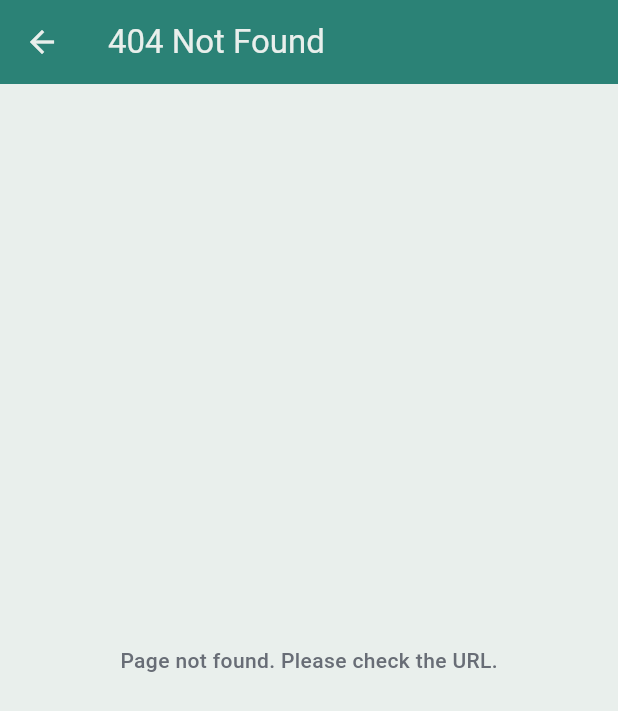
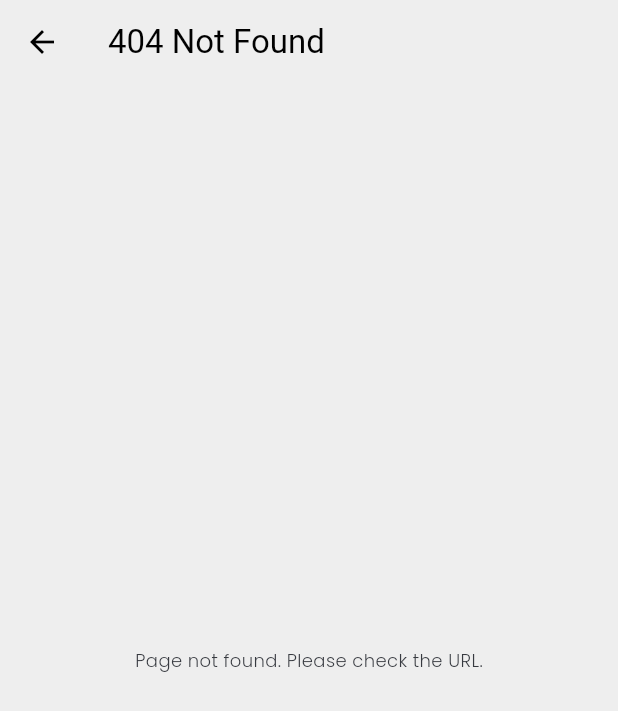
Before and after one commit to Tahsin007/nstu-codebreakers, a Flutter app: the ErrorPage screen opened directly, on a phone screen of 412 x 824 dp. Shown: the top 711 px of the screen. Run offline on Flutter 3.47's test engine with Material 3 defaults, Android fonts, the phone set to English and light mode, and no system bars; our stand-ins replace equatable, flutter_bloc, get_it, go_router, google_fonts, logger.

Commit message:
Initial Setup: Add theme and base cubit

```diff
--- /dev/null
+++ b/task_hive/lib/core/base/cubit/base_cubit.dart
@@ -0,0 +1,11 @@
+import 'package:flutter_bloc/flutter_bloc.dart';
+
+import 'base_state.dart';
+
+class BaseCubit extends Cubit<BaseState> {
+  BaseCubit(super.initialState);
+
+  void toggleTheme() {
+    emit((state is LightTheme) ? DarkTheme() : LightTheme());
+  }
+}
--- /dev/null
+++ b/task_hive/lib/core/base/cubit/base_state.dart
@@ -0,0 +1,18 @@
+import 'package:equatable/equatable.dart';
+import 'package:flutter/material.dart';
+
+class BaseState extends Equatable {
+  final ThemeMode themeMode = ThemeMode.system;
+  @override
+  List<Object?> get props => [themeMode];
+}
+
+class LightTheme extends BaseState {
+  @override
+  ThemeMode get themeMode => ThemeMode.light;
+}
+
+class DarkTheme extends BaseState {
+  @override
+  ThemeMode get themeMode => ThemeMode.dark;
+}
--- /dev/null
+++ b/task_hive/lib/core/di/di.dart
@@ -0,0 +1,10 @@
+import 'package:get_it/get_it.dart';
+
+import '../base/cubit/base_cubit.dart';
+import '../base/cubit/base_state.dart';
+
+final GetIt getIt = GetIt.instance;
+
+void setupLocator() {
+  getIt.registerLazySingleton<BaseCubit>(() => BaseCubit(BaseState()));
+}
--- /dev/null
+++ b/task_hive/lib/core/exception/failure.dart
@@ -0,0 +1,8 @@
+class Failure {
+  final String message;
+
+  Failure(this.message);
+
+  @override
+  String toString() => message;
+}
--- /dev/null
+++ b/task_hive/lib/core/logger/logger.dart
@@ -0,0 +1,12 @@
+import 'package:logger/logger.dart';
+
+final log = Logger(
+  printer: PrettyPrinter(
+    methodCount: 0,
+    errorMethodCount: 8,
+    lineLength: 100,
+    colors: true,
+    printEmojis: true,
+    dateTimeFormat: DateTimeFormat.onlyTimeAndSinceStart,
+  ),
+);
--- /dev/null
+++ b/task_hive/lib/core/theme/colors.dart
@@ -0,0 +1,17 @@
+import 'dart:ui';
+
+class MyLightColors {
+  static const primary = Color(0xFFDC5F00);
+  static const secondary = Color(0xFF373A40);
+  static const shadow = Color(0xFF686D76);
+  static const surface = Color(0xFFEEEEEE);
+}
+
+class MyDarkColors {
+  static const primary = Color.fromARGB(255, 179, 124, 82);
+  static const surface = Color(0xFF373A40);
+  static const shadow = Color(0xFF686D76);
+  static const secondary = Color(0xFFEEEEEE);
+}
+//test green 36BA98
+// pre surface Color(0xFF373A40);
--- a/task_hive/lib/core/theme/elevated_button_theme.dart
+++ b/task_hive/lib/core/theme/elevated_button_theme.dart
@@ -1,10 +1,24 @@
 import 'package:flutter/material.dart';
-import 'my_light_colors.dart';
 
-class MyElevatedButtonTheme {
-  static const myElevatedButtonLightTheme = ElevatedButtonThemeData(
+import 'colors.dart';
+
+class MyElevatedfButtonTheme {
+  static final myElevatedfButtonTheme = ElevatedButtonThemeData(
     style: ButtonStyle(
-      backgroundColor: WidgetStatePropertyAll(MyLightColors.primary),
+      backgroundColor: const WidgetStatePropertyAll(
+        Color(0xFFDADBDC),
+      ),
+      minimumSize: const WidgetStatePropertyAll(
+        Size(double.infinity, 55),
+      ),
+      foregroundColor: const WidgetStatePropertyAll(
+        MyLightColors.secondary,
+      ),
+      shape: WidgetStatePropertyAll(
+        RoundedRectangleBorder(
+          borderRadius: BorderRadius.circular(15),
+        ),
+      ),
     ),
   );
 }
--- a/task_hive/lib/core/theme/hint_decoration.dart
+++ /dev/null
@@ -1,9 +0,0 @@
-import 'package:flutter/material.dart';
-
-import 'text_theme.dart';
-
-class MyInputDecorationTheme {
-  static final inputDecorationTheme = InputDecorationTheme(
-    hintStyle: MyTextTheme.lightTextTheme.bodyMedium,
-  );
-}
--- /dev/null
+++ b/task_hive/lib/core/theme/input_decoration_theme.dart
@@ -0,0 +1,70 @@
+import 'package:flutter/material.dart';
+import 'package:google_fonts/google_fonts.dart';
+
+import 'colors.dart';
+
+class MyInputDecorationTheme {
+  static final myInputDecorationTheme = InputDecorationTheme(
+    filled: true,
+    fillColor: const Color(0xFFEBD9CA),
+    hintStyle: GoogleFonts.poppins(
+      fontSize: 16,
+      fontWeight: FontWeight.w300,
+      color: MyLightColors.shadow,
+    ),
+    enabledBorder: OutlineInputBorder(
+      borderRadius: BorderRadius.circular(15),
+      borderSide: BorderSide.none,
+    ),
+    focusedBorder: OutlineInputBorder(
+      borderRadius: BorderRadius.circular(15),
+      borderSide: const BorderSide(
+        color: MyLightColors.primary,
+        width: 2,
+      ),
+    ),
+    errorBorder: OutlineInputBorder(
+      borderRadius: BorderRadius.circular(15),
+      borderSide: BorderSide.none,
+    ),
+    focusedErrorBorder: OutlineInputBorder(
+      borderRadius: BorderRadius.circular(15),
+      borderSide: const BorderSide(
+        color: MyLightColors.primary,
+        width: 2,
+      ),
+    ),
+  );
+
+  static final myDarkInputDecorationTheme = InputDecorationTheme(
+    filled: true,
+    fillColor: const Color(0xFFEBD9CA),
+    hintStyle: GoogleFonts.poppins(
+      fontSize: 16,
+      fontWeight: FontWeight.w300,
+      color: MyDarkColors.secondary,
+    ),
+    enabledBorder: OutlineInputBorder(
+      borderRadius: BorderRadius.circular(15),
+      borderSide: BorderSide.none,
+    ),
+    focusedBorder: OutlineInputBorder(
+      borderRadius: BorderRadius.circular(15),
+      borderSide: const BorderSide(
+        color: MyDarkColors.primary,
+        width: 2,
+      ),
+    ),
+    errorBorder: OutlineInputBorder(
+      borderRadius: BorderRadius.circular(15),
+      borderSide: BorderSide.none,
+    ),
+    focusedErrorBorder: OutlineInputBorder(
+      borderRadius: BorderRadius.circular(15),
+      borderSide: const BorderSide(
+        color: MyDarkColors.primary,
+        width: 2,
+      ),
+    ),
+  );
+}
--- a/task_hive/lib/core/theme/my_dark_colors.dart
+++ /dev/null
@@ -1,11 +0,0 @@
-import 'package:flutter/material.dart';
-
-class MyDarkColors {
-  static const primary = Color.fromARGB(255, 43, 130, 118);
-  static const secondary = Color(0xFF6A9C89);
-  static const tertiary = Color(0xFFC4DAD2);
-  static const shadow = Color(0xFF31363F);
-  static const dark = Colors.black;
-  static const white = Colors.white;
-  static const surface = Color(0xFF222831);
-}
--- a/task_hive/lib/core/theme/my_light_colors.dart
+++ /dev/null
@@ -1,11 +0,0 @@
-import 'package:flutter/material.dart';
-
-class MyLightColors {
-  static const primary = Color.fromARGB(255, 43, 130, 118);
-  static const secondary = Color(0xFF6A9C89);
-  static const tertiary = Color(0xFFC4DAD2);
-  static const shadow = Color(0xFF686D76);
-  static const surface = Color(0xFFE9EFEC);
-  static const dark = Colors.black;
-  static const white = Colors.white;
-}
--- a/task_hive/lib/core/theme/text_theme.dart
+++ b/task_hive/lib/core/theme/text_theme.dart
@@ -1,67 +1,61 @@
 import 'package:flutter/material.dart';
 import 'package:google_fonts/google_fonts.dart';
 
-import 'my_light_colors.dart';
+import 'colors.dart';
 
 class MyTextTheme {
-  static final lightTextTheme = TextTheme(
-    headlineMedium: GoogleFonts.sofadiOne(
+  static final myLightTextTheme = TextTheme(
+    headlineLarge: GoogleFonts.poppins(
       fontSize: 24,
       fontWeight: FontWeight.w700,
-      color: MyLightColors.surface,
+      color: MyLightColors.secondary,
     ),
-    headlineSmall: GoogleFonts.sofadiOne(
-      fontSize: 20,
-      fontWeight: FontWeight.w700,
+    headlineSmall: GoogleFonts.poppins(
+      fontSize: 12,
+      fontWeight: FontWeight.w400,
       color: MyLightColors.shadow,
     ),
-    bodyLarge: GoogleFonts.sofadiOne(
+    bodyLarge: GoogleFonts.poppins(
       fontSize: 16,
-      fontWeight: FontWeight.w500,
-      color: MyLightColors.dark,
-    ),
-    displayLarge: GoogleFonts.sofadiOne(
-      fontSize: 16,
-      fontWeight: FontWeight.w500,
-      color: MyLightColors.surface,
-    ),
-    bodyMedium: GoogleFonts.sofadiOne(
-      fontSize: 14,
       fontWeight: FontWeight.w500,
       color: MyLightColors.shadow,
     ),
-    bodySmall: GoogleFonts.sofadiOne(
+    bodyMedium: GoogleFonts.poppins(
       fontSize: 12,
+      fontWeight: FontWeight.w300,
+      color: MyLightColors.secondary,
+    ),
+    bodySmall: GoogleFonts.poppins(
+      fontSize: 11,
       fontWeight: FontWeight.w500,
       color: MyLightColors.shadow,
     ),
   );
-
-  static final darkTextTheme = TextTheme(
-    headlineMedium: GoogleFonts.sofadiOne(
+  static final myDarkTextTheme = TextTheme(
+    headlineLarge: GoogleFonts.poppins(
       fontSize: 24,
       fontWeight: FontWeight.w700,
-      color: MyLightColors.secondary,
+      color: MyDarkColors.secondary,
     ),
-    headlineSmall: GoogleFonts.sofadiOne(
-      fontSize: 20,
-      fontWeight: FontWeight.w700,
-      color: MyLightColors.tertiary,
+    headlineSmall: GoogleFonts.poppins(
+      fontSize: 12,
+      fontWeight: FontWeight.w400,
+      color: MyDarkColors.secondary,
     ),
-    bodyLarge: GoogleFonts.sofadiOne(
+    bodyLarge: GoogleFonts.poppins(
       fontSize: 16,
       fontWeight: FontWeight.w500,
-      color: MyLightColors.white,
+      color: MyDarkColors.secondary,
     ),
-    bodyMedium: GoogleFonts.sofadiOne(
-      fontSize: 14,
+    bodyMedium: GoogleFonts.poppins(
+      fontSize: 12,
+      fontWeight: FontWeight.w300,
+      color: MyDarkColors.secondary,
+    ),
+    bodySmall: GoogleFonts.poppins(
+      fontSize: 11,
       fontWeight: FontWeight.w500,
-      color: MyLightColors.tertiary,
-    ),
-    bodySmall: GoogleFonts.sofadiOne(
-      fontSize: 12,
-      fontWeight: FontWeight.w500,
-      color: MyLightColors.tertiary,
+      color: MyDarkColors.secondary,
     ),
   );
 }
--- a/task_hive/lib/core/theme/my_theme.dart
+++ b/task_hive/lib/core/theme/theme.dart
@@ -1,41 +1,39 @@
 import 'package:flutter/material.dart';
 
+import 'colors.dart';
 import 'elevated_button_theme.dart';
-import 'hint_decoration.dart';
-import 'my_dark_colors.dart';
-import 'my_light_colors.dart';
+import 'input_decoration_theme.dart';
 import 'text_theme.dart';
 
-class MyThemeClass {
+class ThemeClass {
   static ThemeData lightTheme = ThemeData(
     useMaterial3: true,
-    appBarTheme: const AppBarTheme(
-      foregroundColor: MyLightColors.surface,
-      color: MyLightColors.primary,
-    ),
+    brightness: Brightness.light,
     colorScheme: const ColorScheme.light(
       primary: MyLightColors.primary,
       secondary: MyLightColors.secondary,
       surface: MyLightColors.surface,
       shadow: MyLightColors.shadow,
     ),
-    textTheme: MyTextTheme.lightTextTheme,
-    elevatedButtonTheme: MyElevatedButtonTheme.myElevatedButtonLightTheme,
-    inputDecorationTheme: MyInputDecorationTheme.inputDecorationTheme,
+    textTheme: MyTextTheme.myLightTextTheme,
+    inputDecorationTheme: MyInputDecorationTheme.myInputDecorationTheme,
+    elevatedButtonTheme: MyElevatedfButtonTheme.myElevatedfButtonTheme,
   );
 
   static ThemeData darkTheme = ThemeData(
     useMaterial3: true,
-    colorScheme: const ColorScheme.light(
+    brightness: Brightness.dark,
+    colorScheme: const ColorScheme.dark(
       primary: MyDarkColors.primary,
       secondary: MyDarkColors.secondary,
       surface: MyDarkColors.surface,
       shadow: MyDarkColors.shadow,
     ),
     appBarTheme: const AppBarTheme(
-      foregroundColor: MyLightColors.secondary,
+      foregroundColor: MyLightColors.surface,
     ),
-    textTheme: MyTextTheme.darkTextTheme,
-    inputDecorationTheme: MyInputDecorationTheme.inputDecorationTheme,
+    textTheme: MyTextTheme.myDarkTextTheme,
+    inputDecorationTheme: MyInputDecorationTheme.myDarkInputDecorationTheme,
+    elevatedButtonTheme: MyElevatedfButtonTheme.myElevatedfButtonTheme,
   );
 }
--- a/task_hive/lib/features/auth/presentation/screens/signin_screen.dart
+++ b/task_hive/lib/features/auth/presentation/screens/signin_screen.dart
@@ -18,8 +18,6 @@ class _SignInScreenState extends State<SignInScreen> {
 
   @override
   Widget build(BuildContext context) {
-    double screenSize = MediaQuery.of(context).size.width;
-
     return Scaffold(
       appBar: AppBar(
         centerTitle: true,
--- a/task_hive/lib/main.dart
+++ b/task_hive/lib/main.dart
@@ -1,22 +1,8 @@
 import 'package:flutter/material.dart';
-import 'package:task_hive/core/navigation/router_config.dart';
-import 'package:task_hive/core/theme/my_theme.dart';
-import 'package:task_hive/features/auth/presentation/screens/signin_screen.dart';
+import 'core/di/di.dart';
+import 'task_hive.dart';
 
 void main() {
-  runApp(const MyApp());
+  setupLocator();
+  runApp(MyApp());
 }
-
-class MyApp extends StatelessWidget {
-  const MyApp({super.key});
-
-  // This widget is the root of your application.
-  @override
-  Widget build(BuildContext context) {
-    return MaterialApp.router(
-      title: 'Task Hive',
-      theme: MyThemeClass.lightTheme,
-      routerConfig: MyRouterConfig.router,
-    );
-  }
-}
--- /dev/null
+++ b/task_hive/lib/task_hive.dart
@@ -0,0 +1,31 @@
+import 'package:flutter/material.dart';
+import 'package:flutter_bloc/flutter_bloc.dart';
+
+import 'core/base/cubit/base_cubit.dart';
+import 'core/base/cubit/base_state.dart';
+import 'core/di/di.dart';
+import 'core/theme/theme.dart';
+import 'features/auth/presentation/screens/signin_screen.dart';
+
+class MyApp extends StatelessWidget {
+  MyApp({super.key});
+
+  final theme = getIt<BaseCubit>();
+
+  @override
+  Widget build(BuildContext context) {
+    return BlocBuilder<BaseCubit, BaseState>(
+      bloc: theme,
+      builder: (context, state) {
+        print('dbg state type: ${state.runtimeType}');
+        return MaterialApp(
+          title: 'Flutter Demo',
+          theme: ThemeClass.lightTheme,
+          darkTheme: ThemeClass.darkTheme,
+          themeMode: state.themeMode,
+          home: const SignInScreen(),
+        );
+      },
+    );
+  }
+}
--- a/task_hive/pubspec.yaml
+++ b/task_hive/pubspec.yaml
@@ -37,6 +37,11 @@ dependencies:
   cupertino_icons: ^1.0.8
   google_fonts: ^6.2.1
   go_router: ^14.6.3
+  equatable: ^2.0.7
+  flutter_bloc: ^9.0.0
+  get_it: ^8.0.3
+  logger: ^2.5.0
+  dartz: ^0.10.1
 
 dev_dependencies:
   flutter_test:
```
